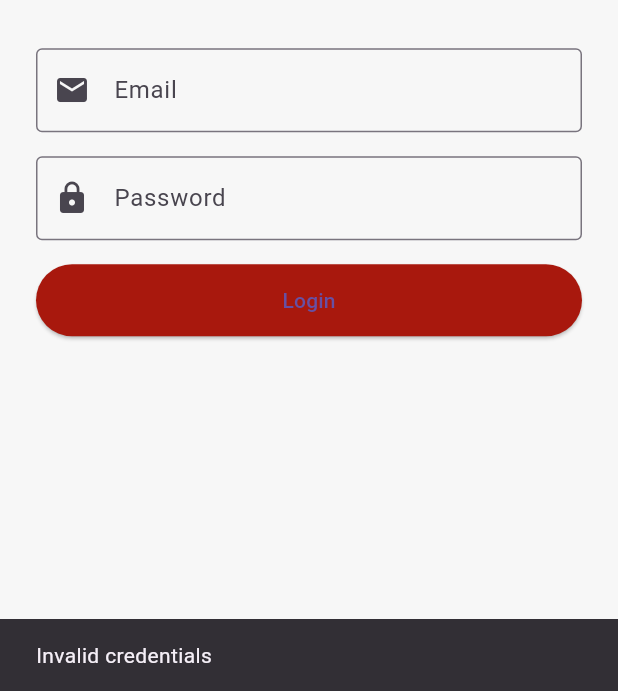
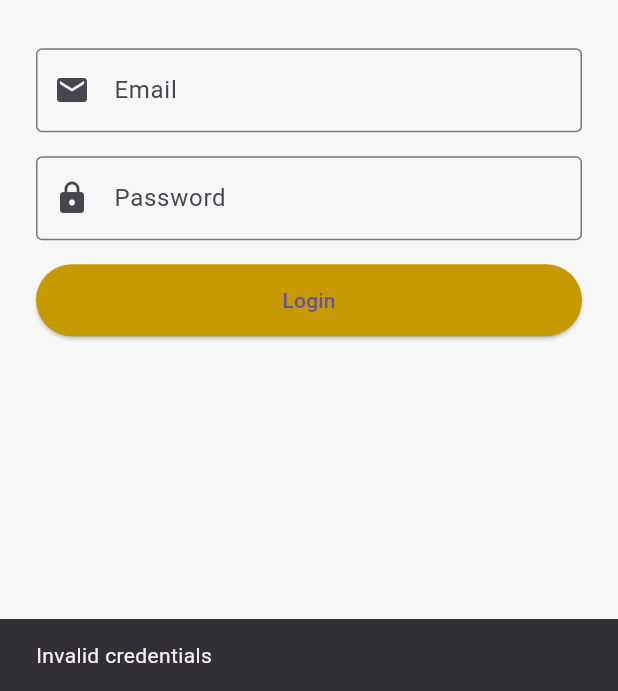
Before and after one commit to carlkiptoo/TenantApp, a Flutter app: the screen it shows after launch, after a tap on "Login", on a phone screen of 412 x 824 dp, the part 545-1236 px from its top. Run offline on Flutter 3.47's test engine with Material 3 defaults, Android fonts, the phone set to English and light mode, and no system bars.

Commit message:
Home Screen

```diff
--- a/lib/screens/login_screen.dart
+++ b/lib/screens/login_screen.dart
@@ -29,9 +29,9 @@ class _LoginScreenState extends State<LoginScreen> {
         _isLoading = true;
       });
 
-      // Navigator.pushReplacement(context,
-      // MaterialPageRoute(builder: (_) => const HomeScreen()),
-      // );
+      Navigator.pushReplacement(context,
+      MaterialPageRoute(builder: (_) => const HomeScreen()),
+      );
     } else {
 
     ScaffoldMessenger.of(context,
@@ -105,7 +105,7 @@ class _LoginScreenState extends State<LoginScreen> {
                   child: ElevatedButton(
                     onPressed: _login,
                     style: ElevatedButton.styleFrom(
-                      backgroundColor: AppColors.primary,
+                      backgroundColor: AppColors.accent,
                       padding: const EdgeInsets.symmetric(vertical: 14),
                     ),
                     child: _isLoading ? const CircularProgressIndicator(color: Colors.white,) : const Text('Login'),
--- a/lib/screens/splash_screen.dart
+++ b/lib/screens/splash_screen.dart
@@ -26,17 +26,17 @@ class _SplashScreenState extends State<SplashScreen> {
   @override
   Widget build(BuildContext context) {
     return Scaffold(
-      backgroundColor: AppColors.primary,
+      backgroundColor: AppColors.background,
       body: Center(
         child: Column(
           mainAxisAlignment: MainAxisAlignment.center,
           children: [
-            const Icon(Icons.home, size: 80, color: Colors.white),
+            const Icon(Icons.home, size: 80, color: Colors.black),
             const SizedBox(height: 20),
             Text(
               'Tenant App',
               style: TextStyle(
-                color: Colors.white,
+                color: Colors.black,
                 fontSize: 24,
                 fontWeight: FontWeight.bold,
                 letterSpacing: 1.2,
```
Also changed, not shown: lib/screens/home_screen.dart (+69 -10 lines).
